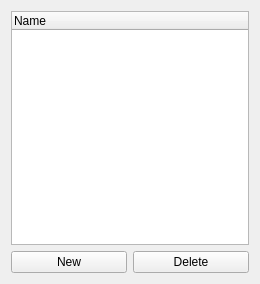
This is kobby/dialogs/filebrowserwidget.ui in KDE/kte-collaborative as Qt 5 draws it before an edit. The edited form follows.
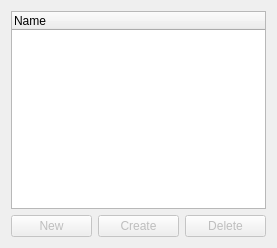
This is the edited form. Custom widgets are drawn as their Qt base class.

Commit message: Can create new folders. Can delete nodes. Created ui for ProgressWidget.

The edit to the form file:
```diff
--- a/kobby/dialogs/filebrowserwidget.ui
+++ b/kobby/dialogs/filebrowserwidget.ui
@@ -5,8 +5,8 @@
    <rect>
     <x>0</x>
     <y>0</y>
-    <width>260</width>
-    <height>284</height>
+    <width>277</width>
+    <height>248</height>
    </rect>
   </property>
   <property name="windowTitle" >
@@ -25,14 +25,30 @@
    <item>
     <layout class="QHBoxLayout" name="horizontalLayout" >
      <item>
-      <widget class="QPushButton" name="newFolderButton" >
+      <widget class="QPushButton" name="createFolderButton" >
+       <property name="enabled" >
+        <bool>false</bool>
+       </property>
        <property name="text" >
         <string>New</string>
        </property>
       </widget>
      </item>
+     <item>
+      <widget class="QPushButton" name="createNoteButton" >
+       <property name="enabled" >
+        <bool>false</bool>
+       </property>
+       <property name="text" >
+        <string>Create</string>
+       </property>
+      </widget>
+     </item>
      <item>
       <widget class="QPushButton" name="deleteButton" >
+       <property name="enabled" >
+        <bool>false</bool>
+       </property>
        <property name="text" >
         <string>Delete</string>
        </property>
```
The commit also changes 5 other files.
